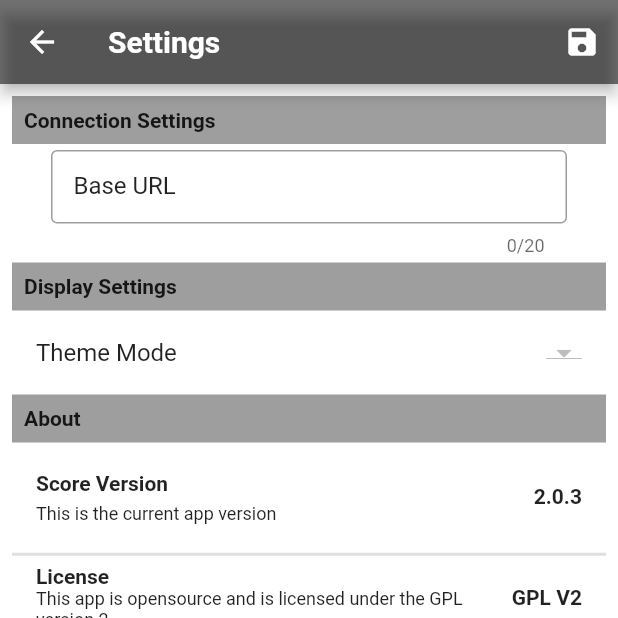
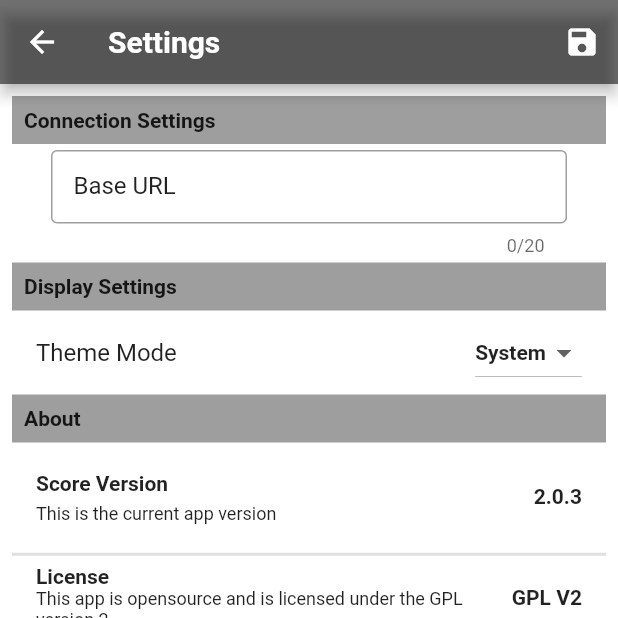
Before and after one commit to outlaws42/score, a Flutter app: the Settings screen opened by its route, on a phone screen of 412 x 824 dp, the top half of it. Run offline on Flutter 3.47's test engine with Material 2 defaults, Android fonts, the phone set to English and light mode, and no system bars; our stand-ins replace flutter_colorpicker, flutter_markdown, flutter_riverpod, get, jwt_decoder, material_design_icons_flutter and 5 more; accounts and stored records are empty.

Commit message:
Added Theme mode to the settings to change the theme to light, dark or system

```diff
--- a/lib/main.dart
+++ b/lib/main.dart
@@ -46,7 +46,8 @@ class MyApp extends StatelessWidget {
     context.read(settingsProvider).getSettings();
     return Consumer(builder: (context, auth, _) {
       final _authSwitch = auth(authProvider).isAuth;
-      final theme = auth(settingsProvider).settings[0].isDarkMode;
+      auth(settingsProvider).intialize();
+      // final theme = auth(settingsProvider).settings[0].isDarkMode;
 
       return GetMaterialApp(
         title: 'Scoreboard',
--- a/lib/views/settings.dart
+++ b/lib/views/settings.dart
@@ -14,8 +14,6 @@ class Settings extends StatefulWidget {
 }
 
 class _SettingsState extends State<Settings> {
-
-
   // final _urlController = TextEditingController(text: );
 //   // bool isScreenOn = false;
 //   // bool isViberate = false;
@@ -25,7 +23,7 @@ class _SettingsState extends State<Settings> {
 //     if (setting.isEmpty) {
 //       return;
 //     }
-    // context.read(settingsProvider).addSettings(id, setting, active);
+  // context.read(settingsProvider).addSettings(id, setting, active);
 //   }
 
   void _saveSettings(
@@ -41,7 +39,6 @@ class _SettingsState extends State<Settings> {
 
   @override
   Widget build(BuildContext context) {
-
     String _url = context.read(settingsProvider).settings[0].url.toString();
     bool _isDarkMode = context.read(settingsProvider).settings[0].isDarkMode;
     print('_isDarkMode at Build: $_isDarkMode');
@@ -59,7 +56,7 @@ class _SettingsState extends State<Settings> {
           IconButton(
             onPressed: () {
               _saveSettings(_urlController.text, _isDarkMode);
-            } ,
+            },
             icon: Icon(
               Icons.save,
             ),
@@ -136,7 +133,36 @@ class _SettingsState extends State<Settings> {
                 ),
                 ListTile(
                   title: Text('Theme Mode'),
-                  trailing: DropdownButton<String>(items: [], onChanged: (_){},),
+                  trailing: DropdownButton<String>(
+                    value: watch(settingsProvider).currentTheme,
+                    items: [
+                      // Light, Dark, System
+                      DropdownMenuItem<String>(
+                        value: 'light',
+                        child: Text(
+                          'Light',
+                          style: Theme.of(context).textTheme.headline6,
+                        ),
+                      ),
+                      DropdownMenuItem<String>(
+                        value: 'dark',
+                        child: Text(
+                          'Dark',
+                          style: Theme.of(context).textTheme.headline6,
+                        ),
+                      ),
+                      DropdownMenuItem<String>(
+                        value: 'system',
+                        child: Text(
+                          'System',
+                          style: Theme.of(context).textTheme.headline6,
+                        ),
+                      ),
+                    ],
+                    onChanged: (String? value) {
+                      watch(settingsProvider).changeTheme(value ?? 'system');
+                    },
+                  ),
                 ),
                 // SwitchListTile(
                 //   title: Text('Dark Mode'),
```
Also changed, not shown: lib/controllers/settings_provider.dart (+9 -1 lines).
